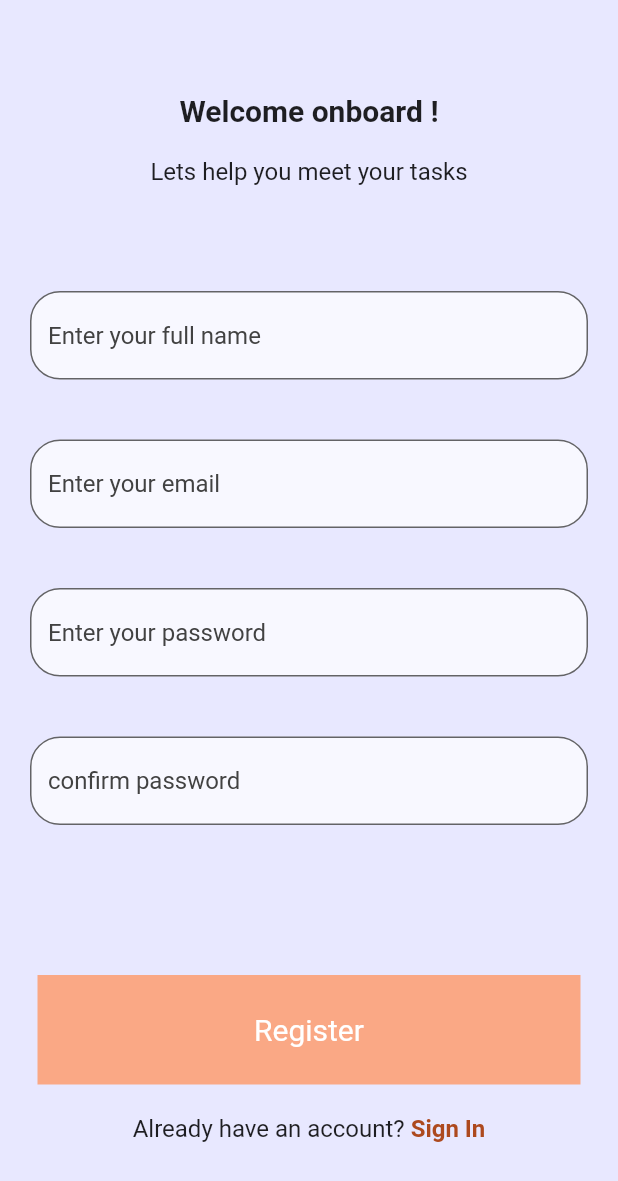
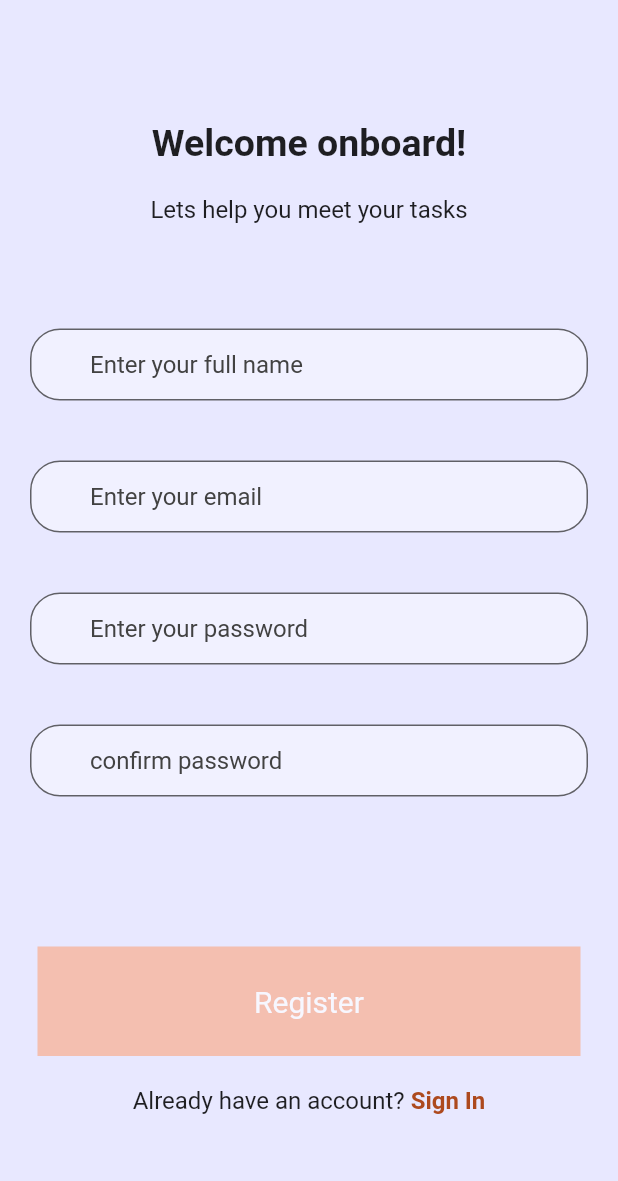
Before and after one commit to codewithjaspreet/todo_app, a Flutter app: the Register screen opened directly, on a phone screen of 412 x 824 dp. Shown: the top 1181 px of the screen. Run offline on Flutter 3.47's test engine with Material 2 defaults, Android fonts, the phone set to English and light mode, and no system bars; our stand-ins replace google_fonts.

Commit message:
register ,splash , login all designed

```diff
--- a/lib/screens/Register.dart
+++ b/lib/screens/Register.dart
@@ -2,6 +2,7 @@ import 'package:flutter/material.dart';
 
 import '../colors.dart';
 import 'Login.dart';
+import 'common/TextFeild.dart';
 
 class Register extends StatelessWidget {
   const Register({Key? key}) : super(key: key);
@@ -17,14 +18,14 @@ class Register extends StatelessWidget {
           child: SingleChildScrollView(
             child: Column(
               children: [
-                Text(
-                  'Welcome onboard !',
+                const Text(
+                  'Welcome onboard!',
                   style: TextStyle(
                     fontWeight: FontWeight.bold,
-                    fontSize: 20,
+                    fontSize: 25,
                   ),
                 ),
-                SizedBox(
+                const SizedBox(
                   height: 20,
                 ),
                 const Text(
@@ -33,19 +34,19 @@ class Register extends StatelessWidget {
                     fontSize: 16,
                   ),
                 ),
-                SizedBox(
+                const SizedBox(
                   height: 70,
                 ),
                 InputFeild(
                   text: 'Enter your full name',
                 ),
-                SizedBox(
+                const SizedBox(
                   height: 40,
                 ),
                 InputFeild(
                   text: 'Enter your email',
                 ),
-                SizedBox(
+                const SizedBox(
                   height: 40,
                 ),
                 InputFeild(
@@ -69,6 +70,8 @@ class Register extends StatelessWidget {
                         MaterialPageRoute(builder: (context) => const Login()),
                       );
                     },
+                    child: Opacity(
+                      opacity: 0.65,
                       child: Container(
                         width: MediaQuery.of(context).size.width,
                         padding: EdgeInsets.all(25),
@@ -79,6 +82,7 @@ class Register extends StatelessWidget {
                         )),
                         decoration: BoxDecoration(
                           color: Color(0xFFFAA885),
+                        ),
                       ),
                     ),
                   ),
@@ -95,7 +99,7 @@ class Register extends StatelessWidget {
                     ),
                     GestureDetector(
                       onTap: () {
-                        Navigator.pop(context,
+                        Navigator.push(context,
                             MaterialPageRoute(builder: (context) => Login()));
                       },
                       child: Text(
@@ -116,26 +120,3 @@ class Register extends StatelessWidget {
     );
   }
 }
-
-class InputFeild extends StatelessWidget {
-  InputFeild({required this.text});
-  final String text;
-  @override
-  Widget build(BuildContext context) {
-    return Padding(
-      padding: const EdgeInsets.symmetric(horizontal: 20),
-      child: TextField(
-        decoration: InputDecoration(
-            border: OutlineInputBorder(
-              borderRadius: BorderRadius.circular(20.0),
-            ),
-            filled: true,
-            hintStyle: TextStyle(
-              color: Colors.grey[800],
-            ),
-            hintText: text,
-            fillColor: Colors.white70),
-      ),
-    );
-  }
-}
--- /dev/null
+++ b/lib/screens/common/TextFeild.dart
@@ -0,0 +1,27 @@
+import 'package:flutter/material.dart';
+
+class InputFeild extends StatelessWidget {
+  InputFeild({required this.text});
+  final String text;
+  @override
+  Widget build(BuildContext context) {
+    return Padding(
+      padding: const EdgeInsets.symmetric(horizontal: 20),
+      child: TextField(
+        decoration: InputDecoration(
+            border: OutlineInputBorder(
+              borderRadius: BorderRadius.circular(20.0),
+            ),
+            filled: true,
+            hintStyle: TextStyle(
+              color: Colors.grey[800],
+            ),
+            hintText: text,
+            contentPadding: const EdgeInsets.symmetric(
+              horizontal: 40.0,
+            ),
+            fillColor: Colors.white38),
+      ),
+    );
+  }
+}
--- a/pubspec.yaml
+++ b/pubspec.yaml
@@ -66,6 +66,7 @@ flutter:
      - shape.png
      - splash.png
      - register.png
+     - commonbg.png
 
   # An image asset can refer to one or more resolution-specific "variants", see
   # https://flutter.dev/assets-and-images/#resolution-aware
```
Also changed, not shown: lib/screens/Login.dart (+116 -1 lines), assets/commonbg.png (added), assets/login.png. Lines whose indentation alone changed are shown as unchanged.
